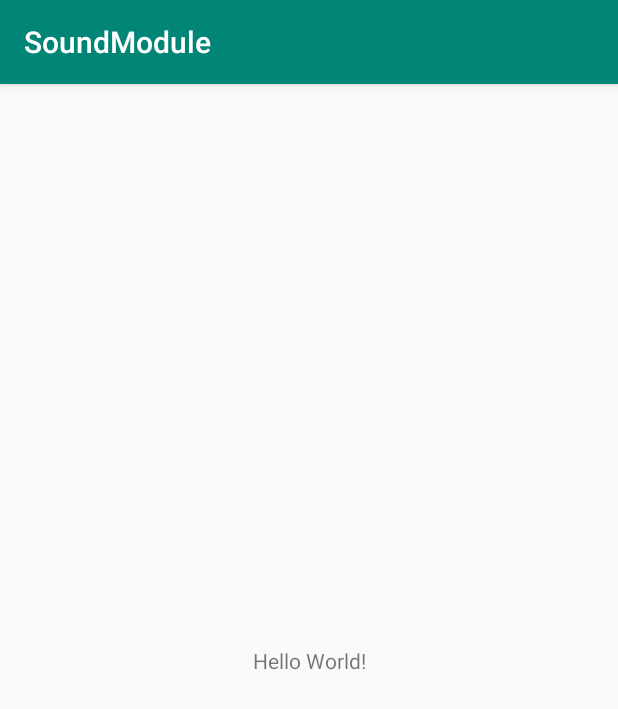
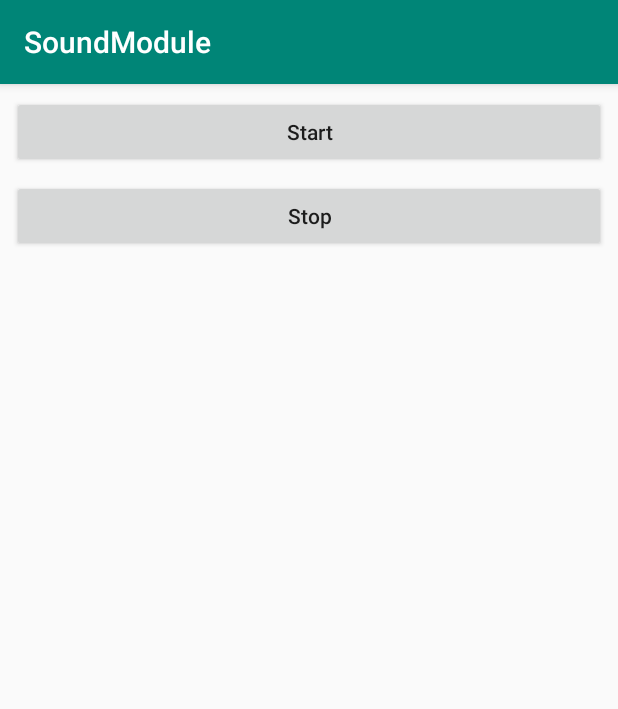
Before and after one commit to HadesHe/OpenGL3.xGame, an Android app: the screen it shows after launch (MainActivity), on a phone screen of 412 x 824 dp. Shown: the top 709 px of the screen. Run offline under Robolectric (Android 15) with nearby library versions, the phone set to English and light mode, and no system bars.

Commit message:
add Android device module

```diff
--- a/app/src/main/java/com/example/myapplication/MainActivity.kt
+++ b/app/src/main/java/com/example/myapplication/MainActivity.kt
@@ -1,5 +1,6 @@
 package com.example.myapplication
 
+import android.media.SoundPool
 import android.support.v7.app.AppCompatActivity
 import android.os.Bundle
 
@@ -9,4 +10,6 @@ class MainActivity : AppCompatActivity() {
         super.onCreate(savedInstanceState)
         setContentView(R.layout.activity_main)
     }
+
+
 }
--- a/soundmodule/build.gradle
+++ b/soundmodule/build.gradle
@@ -7,7 +7,7 @@ android {
 
     defaultConfig {
         applicationId "com.example.soundmodule"
-        minSdkVersion 15
+        minSdkVersion 21
         targetSdkVersion 28
         versionCode 1
         versionName "1.0"
--- a/soundmodule/src/main/res/layout/activity_main.xml
+++ b/soundmodule/src/main/res/layout/activity_main.xml
@@ -1,19 +1,39 @@
 <?xml version="1.0" encoding="utf-8"?>
-<android.support.constraint.ConstraintLayout
-        xmlns:android="http://schemas.android.com/apk/res/android"
-        xmlns:tools="http://schemas.android.com/tools"
-        xmlns:app="http://schemas.android.com/apk/res-auto"
+<android.support.constraint.ConstraintLayout xmlns:android="http://schemas.android.com/apk/res/android"
+    xmlns:app="http://schemas.android.com/apk/res-auto"
+    xmlns:tools="http://schemas.android.com/tools"
+    android:layout_width="match_parent"
+    android:layout_height="match_parent"
+    tools:context=".MainActivity">
+
+    <Button
+        android:id="@+id/btnStart"
         android:layout_width="match_parent"
-        android:layout_height="match_parent"
-        tools:context=".MainActivity">
+        android:layout_height="wrap_content"
+        android:layout_marginStart="8dp"
+        android:layout_marginLeft="8dp"
+        android:layout_marginTop="8dp"
+        android:layout_marginEnd="8dp"
+        android:layout_marginRight="8dp"
+        android:text="Start"
+        android:textAllCaps="false"
+        app:layout_constraintEnd_toEndOf="parent"
+        app:layout_constraintStart_toStartOf="parent"
+        app:layout_constraintTop_toTopOf="parent" />
 
-    <TextView
-            android:layout_width="wrap_content"
-            android:layout_height="wrap_content"
-            android:text="Hello World!"
-            app:layout_constraintBottom_toBottomOf="parent"
-            app:layout_constraintLeft_toLeftOf="parent"
-            app:layout_constraintRight_toRightOf="parent"
-            app:layout_constraintTop_toTopOf="parent"/>
+    <Button
+        android:id="@+id/btnStop"
+        android:layout_width="match_parent"
+        android:layout_height="wrap_content"
+        android:layout_marginStart="8dp"
+        android:layout_marginLeft="8dp"
+        android:layout_marginTop="8dp"
+        android:layout_marginEnd="8dp"
+        android:layout_marginRight="8dp"
+        android:text="Stop"
+        android:textAllCaps="false"
+        app:layout_constraintEnd_toEndOf="parent"
+        app:layout_constraintStart_toStartOf="parent"
+        app:layout_constraintTop_toBottomOf="@+id/btnStart" />
 
 </android.support.constraint.ConstraintLayout>
```
Also changed, not shown: app/src/main/res/layout/activity_main.xml (+29 -9 lines), 1 other file.
